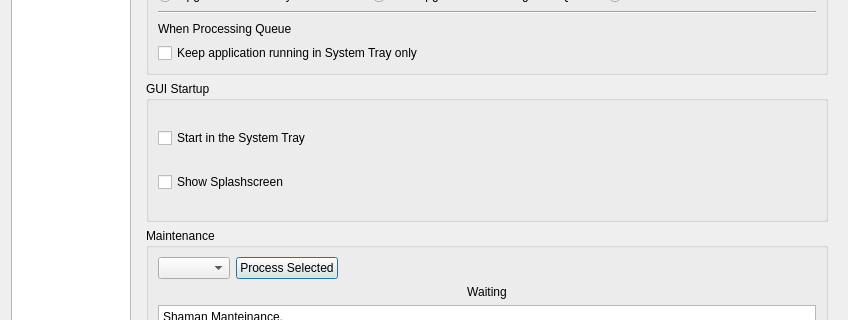
Qt form trunk/shaman/ui/configDialog.ui (drf/shaman1) before a commit; both pictures show x 0 to 848 and y 87 to 407 of the 848 by 644 pixel window.
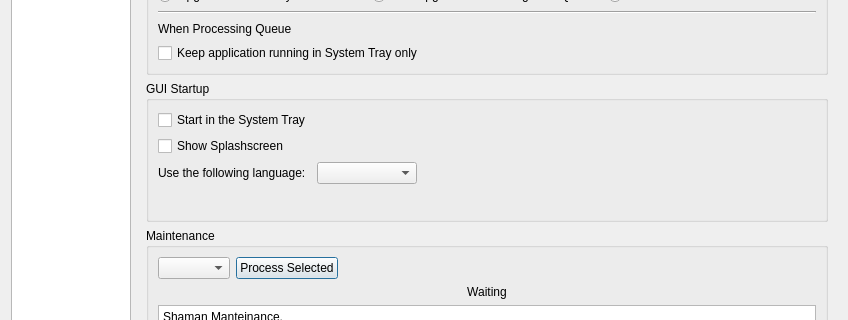
The same form after that commit. Icons and pictures are not drawn.

Patch:
```diff
--- a/trunk/shaman/ui/configDialog.ui
+++ b/trunk/shaman/ui/configDialog.ui
@@ -143,7 +143,7 @@
          <property name="title" >
           <string>GUI Startup</string>
          </property>
-         <layout class="QGridLayout" >
+         <layout class="QFormLayout" name="formLayout" >
           <item row="0" column="0" >
            <widget class="QCheckBox" name="startTrayBox" >
             <property name="text" >
@@ -158,6 +158,23 @@
             </property>
            </widget>
           </item>
+          <item row="2" column="0" >
+           <widget class="QLabel" name="label_22" >
+            <property name="text" >
+             <string>Use the following language:</string>
+            </property>
+           </widget>
+          </item>
+          <item row="2" column="1" >
+           <widget class="QComboBox" name="languageCombo" >
+            <property name="maximumSize" >
+             <size>
+              <width>100</width>
+              <height>16777215</height>
+             </size>
+            </property>
+           </widget>
+          </item>
          </layout>
         </widget>
        </item>
```
